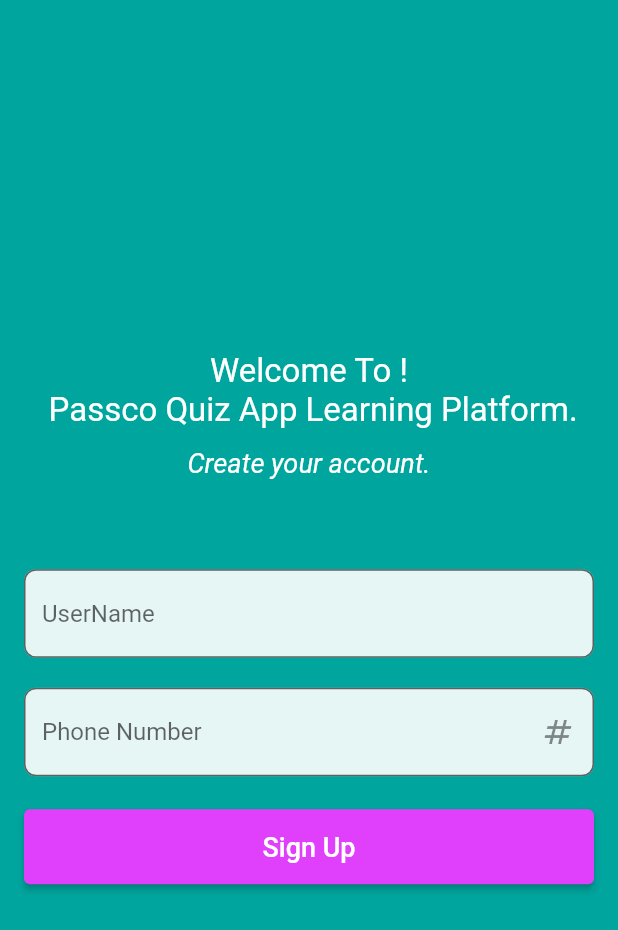
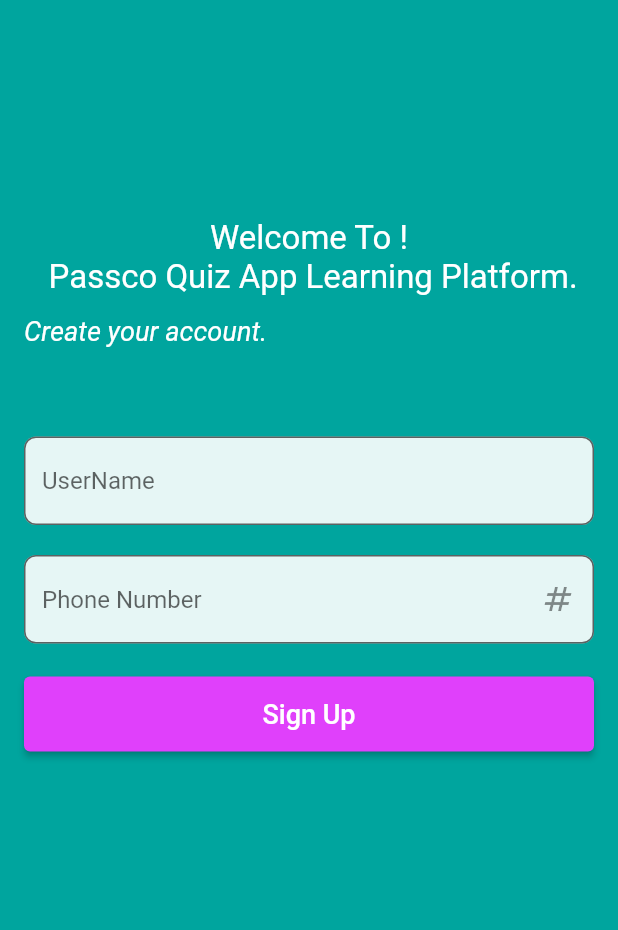
Before and after one commit to Bonnahjohn/low, a Flutter app: the screen it shows after launch, on a phone screen of 412 x 824 dp. Shown: the top 930 px of the screen. Run offline on Flutter 3.47's test engine with Material 2 defaults, Android fonts, the phone set to English and light mode, and no system bars; our stand-ins replace flutter_riverpod, get, hive, hive_flutter, image_picker; accounts and stored records are empty.

Commit message:
the overflow of the signup page has been fix due to the removal of the column and replacement of the listview widget

```diff
--- a/lib/auth/otp_screen.dart
+++ b/lib/auth/otp_screen.dart
@@ -4,7 +4,9 @@ import 'package:flutter/material.dart';
 import '../components/nav.dart';
 
 class OTPScreen extends StatefulWidget {
-  const OTPScreen({super.key});
+  const OTPScreen({
+    super.key,
+  });
 
   @override
   _OTPScreenState createState() => _OTPScreenState();
--- a/lib/auth/sign_up.dart
+++ b/lib/auth/sign_up.dart
@@ -3,20 +3,25 @@ import 'package:flutter_riverpod/flutter_riverpod.dart';
 
 import 'otp_screen.dart';
 
+final usernameProvider = StateProvider<String>((ref) => "");
+final phoneProvider = StateProvider<String>((ref) => "");
+
 class SignUpForm extends ConsumerWidget {
   const SignUpForm({super.key});
   @override
   Widget build(BuildContext context, WidgetRef ref) {
+    final username = ref.watch(usernameProvider);
+    final phoneNumber = ref.watch(phoneProvider);
+
     return Scaffold(
       backgroundColor: const Color.fromRGBO(0, 165, 158, 1),
       body: SafeArea(
         child: Padding(
           padding: const EdgeInsets.all(16.0),
-          child: Center(
-            child: Column(
+          child: ListView(
             children: [
-                const Spacer(
-                  flex: 1,
+              const SizedBox(
+                height: 130,
               ),
               const Text(
                 'Welcome To !\n Passco Quiz App Learning Platform.',
@@ -52,6 +57,9 @@ class SignUpForm extends ConsumerWidget {
                   // mmmmmmmmmmm
 
                   TextField(
+                    controller: TextEditingController(text: username),
+                    onChanged: (value) =>
+                        ref.read(usernameProvider.notifier).state = value,
                     keyboardType: TextInputType.name,
                     decoration: InputDecoration(
                         hintText: 'UserName',
@@ -99,8 +107,7 @@ class SignUpForm extends ConsumerWidget {
                             Navigator.pushReplacement(
                                 context,
                                 MaterialPageRoute(
-                                      builder: ((context) =>
-                                          const OTPScreen())));
+                                    builder: ((context) => const OTPScreen())));
                           },
                           child: const Text(
                             'Sign Up',
@@ -108,11 +115,7 @@ class SignUpForm extends ConsumerWidget {
                           )))
                 ],
               )),
-                const Spacer(
-                  flex: 1,
-                )
             ],
-            ),
           ),
         ),
       ),
--- a/lib/components/nav.dart
+++ b/lib/components/nav.dart
@@ -1,8 +1,10 @@
+// ignore_for_file: prefer_typing_uninitialized_variables
+
 import 'package:flutter/material.dart';
+import 'package:low/auth/sign_up.dart';
 
 import 'package:low/screens/home.dart';
 import 'package:low/screens/quiz.dart';
-
 import '../screens/setting.dart';
 
 class NavigationTab extends StatefulWidget {
@@ -19,7 +21,7 @@ class _NavigationTabState extends State<NavigationTab> {
   Widget build(BuildContext context) {
     return Scaffold(
       body: [
-        const HomeScreen(),
+        HomeScreen(),
         const QuizPage(),
         const Settings(),
       ][selectedIndex],
--- a/lib/main.dart
+++ b/lib/main.dart
@@ -5,6 +5,7 @@ import 'package:flutter/services.dart';
 import 'package:flutter_riverpod/flutter_riverpod.dart';
 import 'package:hive_flutter/hive_flutter.dart';
 import 'package:get/get.dart';
+import 'package:low/auth/form_api.dart';
 import 'package:low/provider/subjectapi.dart';
 import 'package:path_provider/path_provider.dart';
 import 'package:hive_flutter/adapters.dart';
@@ -57,7 +58,9 @@ class MyApp extends ConsumerWidget {
                   systemNavigationBarColor:
                       const Color.fromRGBO(0, 165, 158, 1),
                   statusBarColor: const Color.fromRGBO(0, 165, 158, 1)),
-              child: const SignUpForm()),
+              child: const SignUpForm()
+              //MyWidget()
+              ),
         );
       },
     );
--- a/lib/provider/profile_avatar.dart
+++ b/lib/provider/profile_avatar.dart
@@ -37,7 +37,7 @@ class _CircleAvatarWithUploadState extends State<CircleAvatarWithUpload> {
           backgroundColor: Colors.blue,
           backgroundImage: _image != null ? FileImage(_image!) : null,
           child: _image == null
-              ? Icon(
+              ? const Icon(
                   Icons.person,
                   size: 50,
                   color: Colors.white,
```
Also changed, not shown: lib/auth/form_api.dart (added, +75 -0 lines), lib/screens/home.dart (+5 -12 lines). Lines whose indentation alone changed are shown as unchanged.
